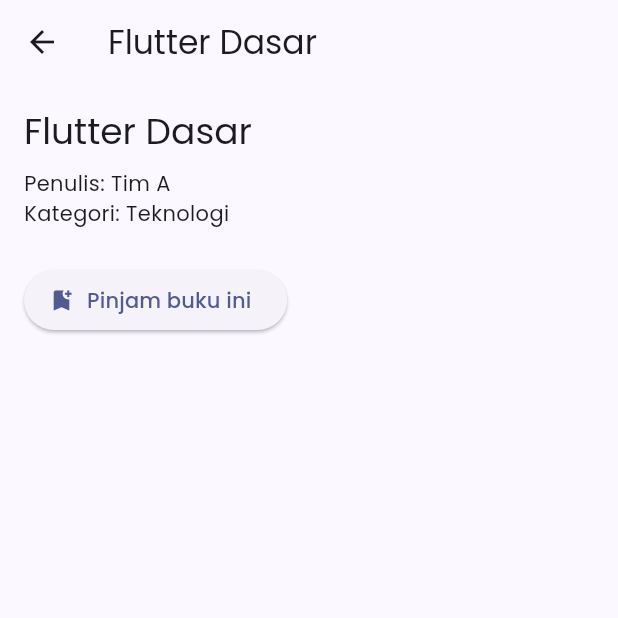
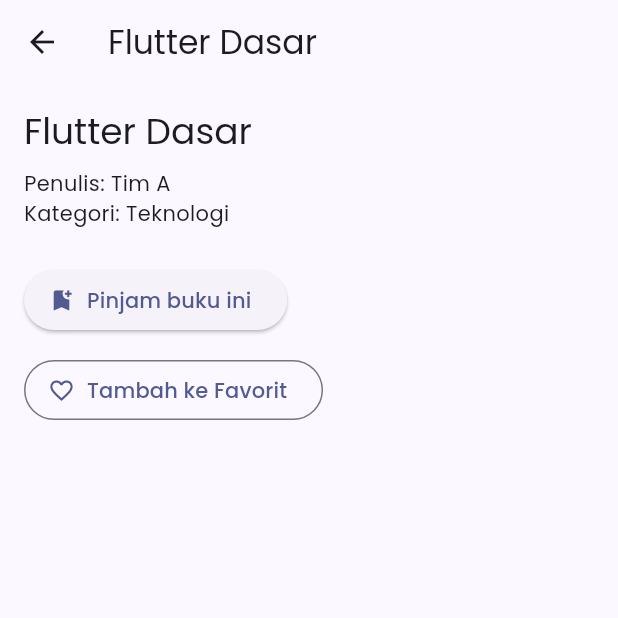
Before and after one commit to ChikaYunitaBahri/pustakakita, a Flutter app: the DetailScreen screen opened directly with sample values from the repository, on a phone screen of 412 x 824 dp, the top half of it. Run offline on Flutter 3.47's test engine with Material 3 defaults, Android fonts, the phone set to English and light mode, and no system bars; our stand-ins replace device_info_plus, flutter_local_notifications, hive_ce_flutter, permission_handler, sqflite, timezone; accounts and stored records are empty; network calls fail.

Commit message:
Tambahkan tombol favorit di Katalog dan Detail Buku

```diff
--- a/lib/screens/detail_screen.dart
+++ b/lib/screens/detail_screen.dart
@@ -1,8 +1,10 @@
+
 import 'package:flutter/material.dart';
 import 'package:provider/provider.dart';
 
 import '../models/buku.dart';
 import '../providers/peminjaman_provider.dart';
+import '../providers/favorit_provider.dart';
 
 class DetailScreen extends StatelessWidget {
   const DetailScreen({super.key});
@@ -10,7 +12,12 @@ class DetailScreen extends StatelessWidget {
   @override
   Widget build(BuildContext context) {
     final buku = ModalRoute.of(context)!.settings.arguments as Buku;
-    final sudahDipinjam = context.watch<PeminjamanProvider>().sudahDipinjam(buku);
+
+    final sudahDipinjam =
+        context.watch<PeminjamanProvider>().sudahDipinjam(buku);
+
+    final favoritProvider = context.watch<FavoritProvider>();
+    final sudahFavorit = favoritProvider.isFavorit(buku);
 
     return Scaffold(
       appBar: AppBar(title: Text(buku.judul)),
@@ -27,12 +34,37 @@ class DetailScreen extends StatelessWidget {
             Text('Penulis: ${buku.penulis}'),
             Text('Kategori: ${buku.kategori}'),
             const SizedBox(height: 24),
+
+            // Tombol Pinjam Buku
             ElevatedButton.icon(
               onPressed: sudahDipinjam
                   ? null
                   : () => context.read<PeminjamanProvider>().pinjam(buku),
               icon: const Icon(Icons.bookmark_add),
-              label: Text(sudahDipinjam ? 'Sudah dipinjam' : 'Pinjam buku ini'),
+              label: Text(
+                sudahDipinjam
+                    ? 'Sudah dipinjam'
+                    : 'Pinjam buku ini',
+              ),
+            ),
+
+            const SizedBox(height: 12),
+
+            // Tombol Favorit
+            OutlinedButton.icon(
+              onPressed: () =>
+                  context.read<FavoritProvider>().toggle(buku),
+              icon: Icon(
+                sudahFavorit
+                    ? Icons.favorite
+                    : Icons.favorite_border,
+                color: sudahFavorit ? Colors.red : null,
+              ),
+              label: Text(
+                sudahFavorit
+                    ? 'Hapus dari Favorit'
+                    : 'Tambah ke Favorit',
+              ),
             ),
           ],
         ),
```
Also changed, not shown: lib/screens/katalog_screen.dart (+33 -0 lines).
